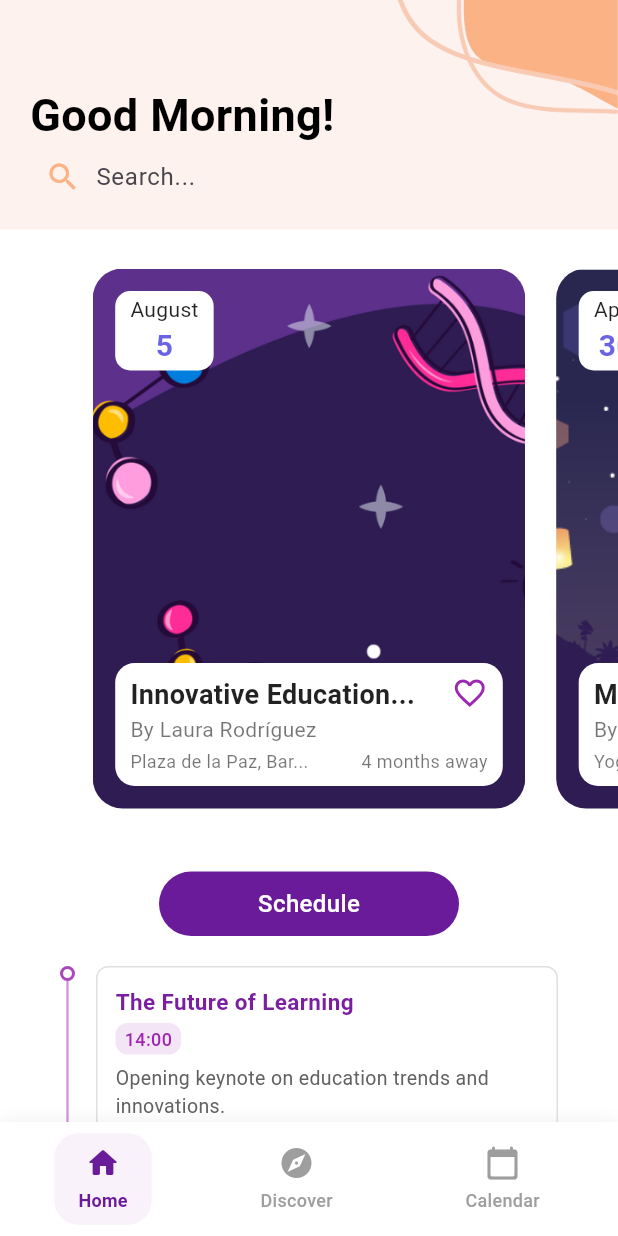
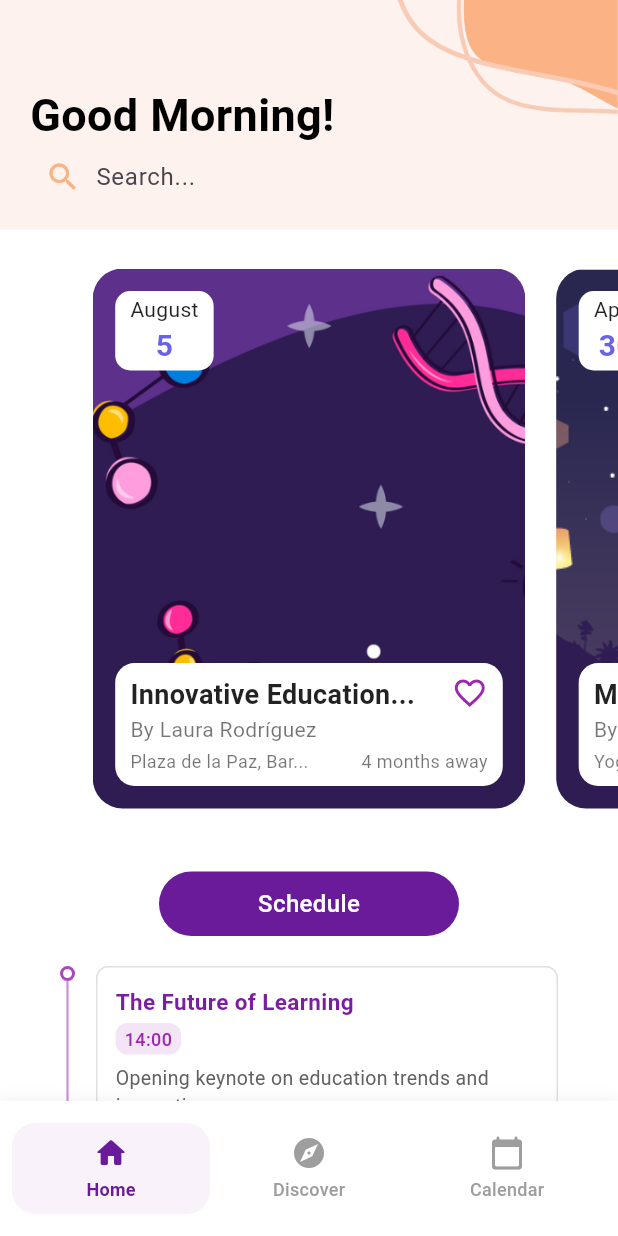
Before and after one commit to LCCastillo03/f_project_mobile, a Flutter app: the screen it shows after launch, on a phone screen of 412 x 824 dp. Run offline on Flutter 3.47's test engine with Material 3 defaults, Android fonts, the light colour scheme and no system bars; our stand-ins replace flutter_svg, get, table_calendar.

Commit message:
Refactor navigation and event schedule widgets for improved layout; adjust bottom navigation bar height and enable scrolling in event schedule.

```diff
--- a/lib/controllers/navigation_controller.dart
+++ b/lib/controllers/navigation_controller.dart
@@ -67,7 +67,7 @@ class _NavigationControllerState extends State<NavigationController>
           children: _pages,
         ),
         bottomNavigationBar: Container(
-          height: 76,
+          height: 90,
           decoration: BoxDecoration(
             color: backgroundColor,
             boxShadow: [
@@ -103,21 +103,26 @@ class _NavigationControllerState extends State<NavigationController>
       Color primaryColor, Color secondaryColor, Color inactiveColor) {
     final bool isSelected = _selectedIndex == index;
 
-    return InkWell(
+    return Expanded(
+      // 👈 hace que cada nav item se ajuste al espacio disponible
+      child: InkWell(
         onTap: () => _onItemTapped(index),
         customBorder: RoundedRectangleBorder(
           borderRadius: BorderRadius.circular(16),
         ),
         child: AnimatedContainer(
           duration: const Duration(milliseconds: 200),
-        padding: const EdgeInsets.symmetric(horizontal: 16, vertical: 8),
+          padding: const EdgeInsets.symmetric(horizontal: 8, vertical: 8),
           decoration: BoxDecoration(
-          color:
-              isSelected ? secondaryColor.withOpacity(0.2) : Colors.transparent,
+            color: isSelected
+                ? secondaryColor.withOpacity(0.2)
+                : Colors.transparent,
             borderRadius: BorderRadius.circular(16),
           ),
           child: Column(
-          mainAxisSize: MainAxisSize.min,
+            mainAxisSize: MainAxisSize
+                .min, // 👈 evita que la columna crezca innecesariamente
+            mainAxisAlignment: MainAxisAlignment.center,
             children: [
               Icon(
                 icon,
@@ -137,6 +142,7 @@ class _NavigationControllerState extends State<NavigationController>
             ],
           ),
         ),
+      ),
     );
   }
 }
--- a/lib/presentation/pages/home_page.dart
+++ b/lib/presentation/pages/home_page.dart
@@ -24,20 +24,25 @@ class HomePage extends StatelessWidget {
         child: Obx(() {
           final events = controller.events;
 
-          return SingleChildScrollView(
+          return Column(
+            children: [
+              _buildHeader(),
+              const SizedBox(height: 16),
+              Expanded(
+                child: SingleChildScrollView(
                   child: Column(
                     crossAxisAlignment: CrossAxisAlignment.start,
                     children: [
-                _buildHeader(),
-                const SizedBox(height: 16),
                       _buildEventTarget(context, events),
                       const SizedBox(height: 16),
-
-                // 👇 Cronograma del evento visible
+                      // Cronograma del evento visible
                       if (events.isNotEmpty)
                         EventScheduleWidget(event: events[currentPage.value]),
                     ],
                   ),
+                ),
+              ),
+            ],
           );
         }),
       ),
--- a/lib/presentation/widgets/event_schedule_widget.dart
+++ b/lib/presentation/widgets/event_schedule_widget.dart
@@ -127,7 +127,9 @@ class EventScheduleWidget extends StatelessWidget {
       );
     }
 
-    return Container(
+    return SingleChildScrollView(
+      // <- Envolvemos con scroll
+      child: Container(
         margin: const EdgeInsets.symmetric(horizontal: 16.0, vertical: 16.0),
         child: Column(
           crossAxisAlignment: CrossAxisAlignment.center,
@@ -165,6 +167,7 @@ class EventScheduleWidget extends StatelessWidget {
             ),
           ],
         ),
+      ),
     );
   }
 }
```
Lines whose indentation alone changed are shown as unchanged.
